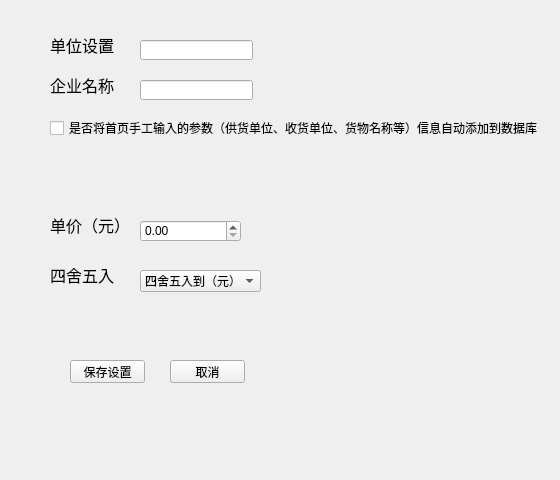
First picture: the form in ui/system_params_setup.ui, repository yuyan235813/balance_platform, before the edit.
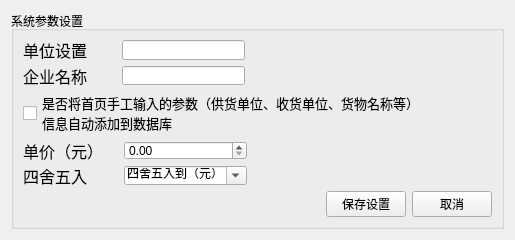
Second picture: the form after the edit.

Commit message: 磅单设置 和 参数设置

Patch:
```diff
--- a/ui/system_params_setup.ui
+++ b/ui/system_params_setup.ui
@@ -6,22 +6,57 @@
    <rect>
     <x>0</x>
     <y>0</y>
-    <width>560</width>
-    <height>480</height>
+    <width>515</width>
+    <height>240</height>
    </rect>
   </property>
+  <property name="minimumSize">
+   <size>
+    <width>515</width>
+    <height>240</height>
+   </size>
+  </property>
+  <property name="maximumSize">
+   <size>
+    <width>515</width>
+    <height>240</height>
+   </size>
+  </property>
   <property name="windowTitle">
    <string>系统参数设置</string>
   </property>
+  <layout class="QVBoxLayout" name="verticalLayout_3">
+   <item>
+    <widget class="QGroupBox" name="groupBox">
+     <property name="title">
+      <string>系统参数设置</string>
+     </property>
+     <layout class="QVBoxLayout" name="verticalLayout_2">
+      <item>
+       <layout class="QVBoxLayout" name="verticalLayout">
+        <item>
+         <layout class="QGridLayout" name="gridLayout" columnstretch="5,1,8,16">
+          <item row="0" column="1">
+           <spacer name="horizontalSpacer">
+            <property name="orientation">
+             <enum>Qt::Horizontal</enum>
+            </property>
+            <property name="sizeHint" stdset="0">
+             <size>
+              <width>40</width>
+              <height>20</height>
+             </size>
+            </property>
+           </spacer>
+          </item>
+          <item row="0" column="2">
+           <widget class="QLineEdit" name="unitPineEdit"/>
+          </item>
+          <item row="1" column="2">
+           <widget class="QLineEdit" name="companyLineEdit"/>
+          </item>
+          <item row="0" column="0">
   <widget class="QLabel" name="label_12">
-   <property name="geometry">
-    <rect>
-     <x>50</x>
-     <y>30</y>
-     <width>71</width>
-     <height>30</height>
-    </rect>
-   </property>
    <property name="font">
     <font>
      <family>微软雅黑</family>
@@ -32,15 +67,9 @@
     <string>单位设置</string>
    </property>
   </widget>
+          </item>
+          <item row="1" column="0">
   <widget class="QLabel" name="label_13">
-   <property name="geometry">
-    <rect>
-     <x>50</x>
-     <y>70</y>
-     <width>71</width>
-     <height>30</height>
-    </rect>
-   </property>
    <property name="font">
     <font>
      <family>微软雅黑</family>
@@ -51,15 +80,40 @@
     <string>企业名称</string>
    </property>
   </widget>
+          </item>
+          <item row="0" column="3">
+           <spacer name="horizontalSpacer_2">
+            <property name="orientation">
+             <enum>Qt::Horizontal</enum>
+            </property>
+            <property name="sizeHint" stdset="0">
+             <size>
+              <width>40</width>
+              <height>20</height>
+             </size>
+            </property>
+           </spacer>
+          </item>
+         </layout>
+        </item>
+        <item>
+         <widget class="QCheckBox" name="checkBox">
+          <property name="font">
+           <font>
+            <family>微软雅黑</family>
+            <pointsize>10</pointsize>
+           </font>
+          </property>
+          <property name="text">
+           <string>是否将首页手工输入的参数（供货单位、收货单位、货物名称等）
+信息自动添加到数据库</string>
+          </property>
+         </widget>
+        </item>
+        <item>
+         <layout class="QGridLayout" name="gridLayout_2" columnstretch="5,1,8,16">
+          <item row="0" column="0">
   <widget class="QLabel" name="label_14">
-   <property name="geometry">
-    <rect>
-     <x>50</x>
-     <y>210</y>
-     <width>81</width>
-     <height>30</height>
-    </rect>
-   </property>
    <property name="font">
     <font>
      <family>微软雅黑</family>
@@ -70,14 +124,31 @@
     <string>单价（元）</string>
    </property>
   </widget>
-  <widget class="QComboBox" name="comboBox">
-   <property name="geometry">
-    <rect>
-     <x>140</x>
-     <y>270</y>
-     <width>121</width>
-     <height>22</height>
-    </rect>
+          </item>
+          <item row="0" column="2">
+           <widget class="QDoubleSpinBox" name="priceDoubleSpinBox">
+            <property name="maximum">
+             <double>100000.000000000000000</double>
+            </property>
+           </widget>
+          </item>
+          <item row="1" column="0">
+           <widget class="QLabel" name="label_15">
+            <property name="font">
+             <font>
+              <family>微软雅黑</family>
+              <pointsize>12</pointsize>
+             </font>
+            </property>
+            <property name="text">
+             <string>四舍五入</string>
+            </property>
+           </widget>
+          </item>
+          <item row="1" column="2">
+           <widget class="QComboBox" name="roundComboBox">
+            <property name="editable">
+             <bool>true</bool>
    </property>
    <item>
     <property name="text">
@@ -95,97 +166,73 @@
     </property>
    </item>
   </widget>
-  <widget class="QLabel" name="label_15">
-   <property name="geometry">
-    <rect>
-     <x>50</x>
-     <y>260</y>
-     <width>81</width>
-     <height>30</height>
-    </rect>
-   </property>
-   <property name="font">
-    <font>
-     <family>微软雅黑</family>
-     <pointsize>12</pointsize>
-    </font>
-   </property>
-   <property name="text">
-    <string>四舍五入</string>
-   </property>
-  </widget>
-  <widget class="QDoubleSpinBox" name="doubleSpinBox">
-   <property name="geometry">
-    <rect>
-     <x>140</x>
-     <y>220</y>
-     <width>101</width>
-     <height>22</height>
-    </rect>
-   </property>
-   <property name="maximum">
-    <double>100000.000000000000000</double>
-   </property>
-  </widget>
-  <widget class="QLineEdit" name="lineEdit">
-   <property name="geometry">
-    <rect>
-     <x>140</x>
-     <y>40</y>
-     <width>113</width>
+          </item>
+          <item row="0" column="1">
+           <spacer name="horizontalSpacer_3">
+            <property name="orientation">
+             <enum>Qt::Horizontal</enum>
+            </property>
+            <property name="sizeHint" stdset="0">
+             <size>
+              <width>40</width>
+              <height>20</height>
+             </size>
+            </property>
+           </spacer>
+          </item>
+          <item row="0" column="3">
+           <spacer name="horizontalSpacer_4">
+            <property name="orientation">
+             <enum>Qt::Horizontal</enum>
+            </property>
+            <property name="sizeHint" stdset="0">
+             <size>
+              <width>40</width>
+              <height>20</height>
+             </size>
+            </property>
+           </spacer>
+          </item>
+         </layout>
+        </item>
+        <item>
+         <layout class="QHBoxLayout" name="horizontalLayout">
+          <item>
+           <spacer name="horizontalSpacer_5">
+            <property name="orientation">
+             <enum>Qt::Horizontal</enum>
+            </property>
+            <property name="sizeHint" stdset="0">
+             <size>
+              <width>40</width>
      <height>20</height>
-    </rect>
-   </property>
-  </widget>
-  <widget class="QLineEdit" name="lineEdit_2">
-   <property name="geometry">
-    <rect>
-     <x>140</x>
-     <y>80</y>
-     <width>113</width>
-     <height>20</height>
-    </rect>
-   </property>
-  </widget>
-  <widget class="QCheckBox" name="checkBox">
-   <property name="geometry">
-    <rect>
-     <x>50</x>
-     <y>120</y>
-     <width>501</width>
-     <height>16</height>
-    </rect>
-   </property>
-   <property name="text">
-    <string>是否将首页手工输入的参数（供货单位、收货单位、货物名称等）信息自动添加到数据库</string>
-   </property>
-  </widget>
-  <widget class="QPushButton" name="pushButton">
-   <property name="geometry">
-    <rect>
-     <x>70</x>
-     <y>360</y>
-     <width>75</width>
-     <height>23</height>
-    </rect>
-   </property>
+             </size>
+            </property>
+           </spacer>
+          </item>
+          <item>
+           <widget class="QPushButton" name="savePushButton">
    <property name="text">
     <string>保存设置</string>
    </property>
   </widget>
-  <widget class="QPushButton" name="pushButton_2">
-   <property name="geometry">
-    <rect>
-     <x>170</x>
-     <y>360</y>
-     <width>75</width>
-     <height>23</height>
-    </rect>
-   </property>
+          </item>
+          <item>
+           <widget class="QPushButton" name="cancelPushButton">
    <property name="text">
     <string>取消</string>
    </property>
   </widget>
+          </item>
+         </layout>
+        </item>
+       </layout>
+      </item>
+     </layout>
+     <zorder></zorder>
+    </widget>
+   </item>
+  </layout>
  </widget>
  <resources/>
  <connections/>
```
Lines whose indentation alone changed are shown as unchanged.
